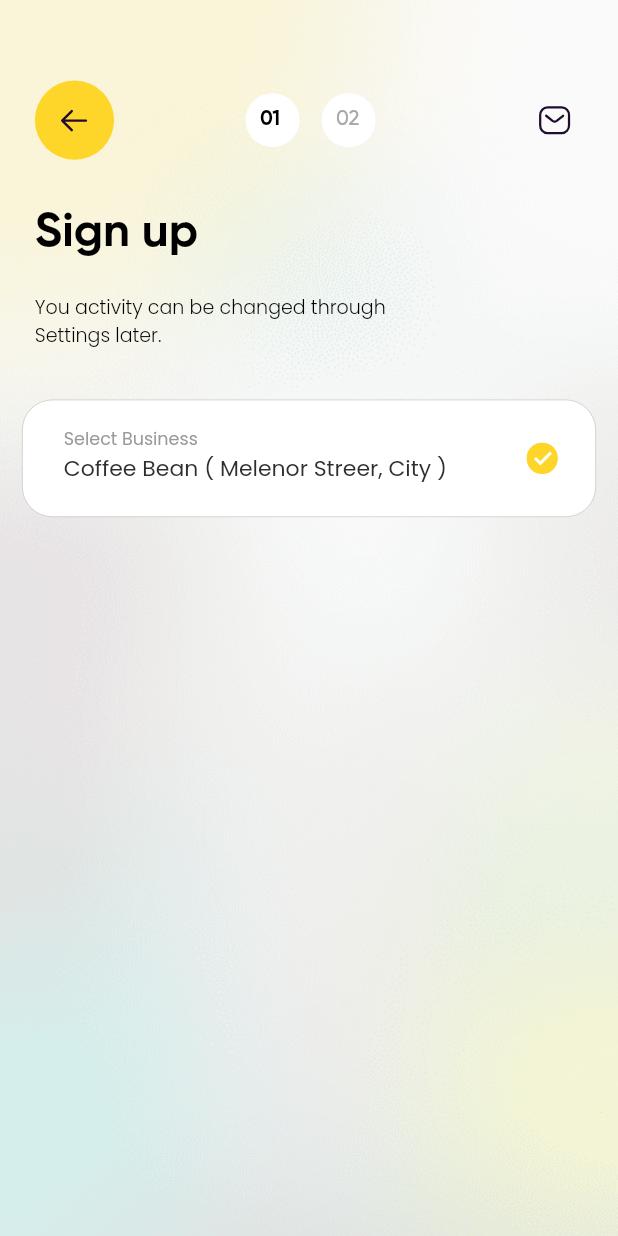
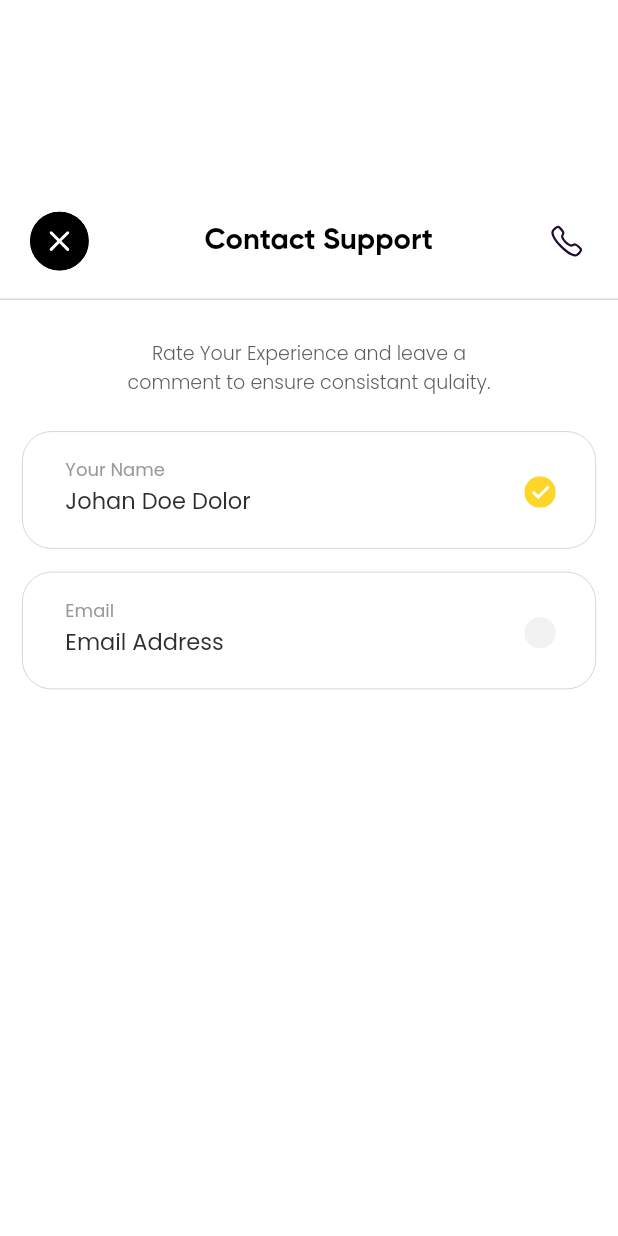
Before and after one commit to AyoShansala/smaboo-app-clean-bloc, a Flutter app: the screen it shows after launch, on a phone screen of 412 x 824 dp. Run offline on Flutter 3.47's test engine with Material 2 defaults, Android fonts, the phone set to English and light mode, and no system bars; our stand-ins replace bloc, bloc_concurrency, copy_with_extension, dartz, device_preview, dio and 9 more.

Commit message:
contact support Screen

```diff
--- /dev/null
+++ b/lib/feature/sign_in_register/presentation/mobile/sign_in_register_screen.dart
@@ -0,0 +1,165 @@
+import 'dart:ui';
+
+import 'package:flutter/material.dart';
+import 'package:flutter/widgets.dart';
+import 'package:flutter_screenutil/flutter_screenutil.dart';
+import 'package:flutter_svg/flutter_svg.dart';
+import 'package:smaboo_app_clean_bloc/core/presentation/mobile_reusable/custom_divider.dart';
+import 'package:smaboo_app_clean_bloc/feature/sign_in_register/presentation/mobile/widgets/custom_field_container.dart';
+import 'package:smaboo_app_clean_bloc/utils/color.dart';
+
+class SignInRegisterScreen extends StatelessWidget {
+  const SignInRegisterScreen({super.key});
+
+  @override
+  Widget build(BuildContext context) {
+    return BackdropFilter(
+      filter: ImageFilter.blur(
+        sigmaX: 5,
+        sigmaY: 5,
+      ),
+      child: DraggableScrollableSheet(
+        expand: false,
+        initialChildSize: 0.85,
+        builder: (context, scrollController) => GestureDetector(
+          onTap: () => FocusManager.instance.primaryFocus!.unfocus(),
+          child: Scaffold(
+            body: Container(
+              color: kWhite,
+              child: Column(
+                children: [
+                  //cancel button, phone button and title
+                  Padding(
+                    padding: EdgeInsets.only(
+                      top: 18.h,
+                      bottom: 20.h,
+                      left: 19.w,
+                      right: 21.w,
+                    ),
+                    child: Row(
+                      mainAxisAlignment: MainAxisAlignment.spaceBetween,
+                      children: [
+                        Container(
+                          width: 37.w,
+                          height: 37.w,
+                          decoration: BoxDecoration(
+                            shape: BoxShape.circle,
+                            color: kTimeRegionBoarder,
+                          ),
+                          child: SvgPicture.asset('images/svg/xCircleCopy.svg'),
+                        ),
+                        Text(
+                          "Contact Support",
+                          style: TextStyle(
+                            fontFamily: 'Gilroy',
+                            color: Color(0xff000000),
+                            fontSize: 20.sp,
+                            fontWeight: FontWeight.w700,
+                            fontStyle: FontStyle.normal,
+                            letterSpacing: 0,
+                          ),
+                        ),
+                        SvgPicture.asset('images/svg/iconlyLightCall.svg')
+                      ],
+                    ),
+                  ),
+                  //divider
+                  CustomDivider(
+                    thickness: 0.7.w,
+                  ),
+                  // Rate Your Experience
+                  Padding(
+                    padding: EdgeInsets.only(
+                      top: 27.h,
+                      bottom: 24.h,
+                    ),
+                    child: Text(
+                      "Rate Your Experience and leave a\ncomment to ensure consistant qulaity.",
+                      style: TextStyle(
+                        color: const Color(0xff5d5d5d),
+                        fontWeight: FontWeight.w300,
+                        fontFamily: "Poppins",
+                        fontStyle: FontStyle.normal,
+                        fontSize: 13.0.sp,
+                      ),
+                      textAlign: TextAlign.center,
+                    ),
+                  ),
+                  // Name Field Rectangle
+                  Container(
+                    width: 362.w,
+                    height: 80.h,
+                    decoration: BoxDecoration(
+                      borderRadius: BorderRadius.all(Radius.circular(20.sp)),
+                      border: Border.all(
+                        color: const Color(0xff979797),
+                        width: 0.25.w,
+                      ),
+                      color: const Color(0xffffffff),
+                    ),
+                    child: Padding(
+                      padding: EdgeInsets.only(
+                        left: 27.w,
+                        top: 17.h,
+                        right: 25.w,
+                      ),
+                      child: Row(
+                        mainAxisAlignment: MainAxisAlignment.spaceBetween,
+                        children: [
+                          Column(
+                            crossAxisAlignment: CrossAxisAlignment.start,
+                            children: [
+                              // Your Name
+                              Text(
+                                "Your Name",
+                                style: const TextStyle(
+                                  color: const Color(0xff999999),
+                                  fontWeight: FontWeight.w400,
+                                  fontFamily: "Poppins",
+                                  fontStyle: FontStyle.normal,
+                                  fontSize: 12.0,
+                                ),
+                              ),
+                              // Johan Doe Dolor
+                              Text(
+                                "Johan Doe Dolor",
+                                style: const TextStyle(
+                                  color: const Color(0xff2e2e2e),
+                                  fontWeight: FontWeight.w400,
+                                  fontFamily: "Poppins",
+                                  fontStyle: FontStyle.normal,
+                                  fontSize: 15.0,
+                                ),
+                              ),
+                            ],
+                          ),
+                          Padding(
+                            padding: EdgeInsets.only(
+                              bottom: 13.w,
+                            ),
+                            child:
+                                SvgPicture.asset('images/svg/groupCopy4.svg'),
+                          )
+                        ],
+                      ),
+                    ),
+                  ),
+                  Padding(
+                    padding: EdgeInsets.only(
+                      top: 16.h,
+                    ),
+                    child: CustomFieldContainer(
+                      hintTxt: 'Email',
+                      fieldTxt: 'Email Address',
+                      imgName: 'ovalCopy.svg',
+                    ),
+                  ),
+                ],
+              ),
+            ),
+          ),
+        ),
+      ),
+    );
+  }
+}
--- /dev/null
+++ b/lib/feature/sign_in_register/presentation/mobile/widgets/custom_field.dart
@@ -0,0 +1,73 @@
+import 'package:flutter/material.dart';
+import 'package:flutter_screenutil/flutter_screenutil.dart';
+import 'package:flutter_svg/flutter_svg.dart';
+
+class CustomField extends StatelessWidget {
+  const CustomField(
+      {super.key, this.hintTxt, this.fieldTxt, this.imgName});
+
+  final String? hintTxt;
+  final String? fieldTxt;
+  final String? imgName;
+
+  @override
+  Widget build(BuildContext context) {
+    return Container(
+      width: 362.w,
+      height: 80.h,
+      decoration: BoxDecoration(
+        borderRadius: BorderRadius.all(Radius.circular(20.sp)),
+        border: Border.all(
+          color: const Color(0xff979797),
+          width: 0.25.w,
+        ),
+        color: const Color(0xffffffff),
+      ),
+      child: Padding(
+        padding: EdgeInsets.only(
+          left: 27.w,
+          top: 17.h,
+          right: 25.w,
+        ),
+        child: Row(
+          mainAxisAlignment: MainAxisAlignment.spaceBetween,
+          children: [
+            Column(
+              crossAxisAlignment: CrossAxisAlignment.start,
+              children: [
+                // Your Name
+                Text(
+                  hintTxt!,
+                  style: const TextStyle(
+                    color: const Color(0xff999999),
+                    fontWeight: FontWeight.w400,
+                    fontFamily: "Poppins",
+                    fontStyle: FontStyle.normal,
+                    fontSize: 12.0,
+                  ),
+                ),
+                // Johan Doe Dolor
+                Text(
+                  fieldTxt!,
+                  style: const TextStyle(
+                    color: const Color(0xff2e2e2e),
+                    fontWeight: FontWeight.w400,
+                    fontFamily: "Poppins",
+                    fontStyle: FontStyle.normal,
+                    fontSize: 15.0,
+                  ),
+                ),
+              ],
+            ),
+            Padding(
+              padding: EdgeInsets.only(
+                bottom: 13.w,
+              ),
+              child: SvgPicture.asset('images/svg/$imgName'),
+            )
+          ],
+        ),
+      ),
+    );
+  }
+}
--- /dev/null
+++ b/lib/feature/sign_in_register/presentation/mobile/widgets/custom_field_container.dart
@@ -0,0 +1,73 @@
+import 'package:flutter/material.dart';
+import 'package:flutter_screenutil/flutter_screenutil.dart';
+import 'package:flutter_svg/flutter_svg.dart';
+
+class CustomFieldContainer extends StatelessWidget {
+  const CustomFieldContainer(
+      {super.key, this.hintTxt, this.fieldTxt, this.imgName});
+
+  final String? hintTxt;
+  final String? fieldTxt;
+  final String? imgName;
+
+  @override
+  Widget build(BuildContext context) {
+    return Container(
+      width: 362.w,
+      height: 80.h,
+      decoration: BoxDecoration(
+        borderRadius: BorderRadius.all(Radius.circular(20.sp)),
+        border: Border.all(
+          color: const Color(0xff979797),
+          width: 0.25.w,
+        ),
+        color: const Color(0xffffffff),
+      ),
+      child: Padding(
+        padding: EdgeInsets.only(
+          left: 27.w,
+          top: 17.h,
+          right: 25.w,
+        ),
+        child: Row(
+          mainAxisAlignment: MainAxisAlignment.spaceBetween,
+          children: [
+            Column(
+              crossAxisAlignment: CrossAxisAlignment.start,
+              children: [
+                // Your Name
+                Text(
+                  hintTxt!,
+                  style: const TextStyle(
+                    color: const Color(0xff999999),
+                    fontWeight: FontWeight.w400,
+                    fontFamily: "Poppins",
+                    fontStyle: FontStyle.normal,
+                    fontSize: 12.0,
+                  ),
+                ),
+                // Johan Doe Dolor
+                Text(
+                  fieldTxt!,
+                  style: const TextStyle(
+                    color: const Color(0xff2e2e2e),
+                    fontWeight: FontWeight.w400,
+                    fontFamily: "Poppins",
+                    fontStyle: FontStyle.normal,
+                    fontSize: 15.0,
+                  ),
+                ),
+              ],
+            ),
+            Padding(
+              padding: EdgeInsets.only(
+                bottom: 13.w,
+              ),
+              child: SvgPicture.asset('images/svg/$imgName'),
+            )
+          ],
+        ),
+      ),
+    );
+  }
+}
--- a/lib/feature/sign_up/presentation/bloc/business_card_list/business_card_list_bloc.dart
+++ b/lib/feature/sign_up/presentation/bloc/business_card_list/business_card_list_bloc.dart
@@ -33,6 +33,7 @@ class BusinessCardListBloc extends Bloc<BusinessCardListEvent, BusinessCardListS
   // }
 
   // this event will call when user tap on the "Select Business" text field view on the UI
+
   Future<FutureOr<void>> _openBusinessList(BusinessCardListOpened event, Emitter<BusinessCardListState> emit) async {
     // If data still not fetched
     if(state is BusinessCardListInitial || state is BusinessCardListLoadFailure) {
@@ -71,4 +72,5 @@ class BusinessCardListBloc extends Bloc<BusinessCardListEvent, BusinessCardListS
 
     emit(BusinessCardListItemSearchSuccess(tempList, businessCardListOriginal: originalList,));
   }
+
 }
--- a/lib/feature/sign_up/presentation/mobile/sign_up_reg_select_business_screen.dart
+++ b/lib/feature/sign_up/presentation/mobile/sign_up_reg_select_business_screen.dart
@@ -126,11 +126,11 @@ class _SelectBusinessScreenState extends State<SelectBusinessScreen> {
                   Expanded(
                     child: BlocBuilder<BusinessCardListBloc,
                         BusinessCardListState>(
-                      // buildWhen: (previous, current) {
-                      //   return (current is BusinessCardListItemSearchSuccess)
-                      //       ? true
-                      //       : false;
-                      // },
+                      buildWhen: (previous, current) {
+                        return (current is BusinessCardListItemSearchSuccess)
+                            ? true
+                            : false;
+                      },
                       builder: (context, state) {
                         return ListView.builder(
                           scrollDirection: Axis.vertical,
@@ -161,14 +161,17 @@ class _SelectBusinessScreenState extends State<SelectBusinessScreen> {
                                           ),
                                         ),
                                       ),
-                                      Column(
+                                      Expanded(
+                                        child: Column(
                                           crossAxisAlignment:
                                               CrossAxisAlignment.start,
                                           children: [
-                                          Text(
+                                            SizedBox(
+                                              child: Text(
                                                 state.businessCardList
                                                     .elementAt(index)
                                                     .name,
+                                                    overflow: TextOverflow.ellipsis,
                                                 style: TextStyle(
                                                   color: const Color(0xff2e2e2e),
                                                   fontWeight: FontWeight.w500,
@@ -177,10 +180,15 @@ class _SelectBusinessScreenState extends State<SelectBusinessScreen> {
                                                   fontSize: 15.0.w,
                                                 ),
                                               ),
-                                          Text(
+                                            ),
+                                            SizedBox(
+                                              width: double.infinity,
+                                              // width: 100,
+                                              child: Text(
                                                 state.businessCardList
                                                     .elementAt(index)
                                                     .address,
+                                                      overflow: TextOverflow.ellipsis,
                                                 style: TextStyle(
                                                   color: const Color(0xff2e2e2e),
                                                   fontWeight: FontWeight.w400,
@@ -189,7 +197,9 @@ class _SelectBusinessScreenState extends State<SelectBusinessScreen> {
                                                   fontSize: 13.0.w,
                                                 ),
                                               ),
+                                            ),
                                           ],
+                                        ),
                                       ),
                                       Container(
                                         width: 42.w,
--- a/lib/main.dart
+++ b/lib/main.dart
@@ -1,6 +1,7 @@
 import 'package:device_preview/device_preview.dart';
 import 'package:flutter/material.dart';
 import 'package:flutter_screenutil/flutter_screenutil.dart';
+import 'package:smaboo_app_clean_bloc/feature/sign_in_register/presentation/mobile/sign_in_register_screen.dart';
 import 'package:smaboo_app_clean_bloc/feature/sign_up/presentation/mobile/sign_up_reg_screen.dart';
 import 'package:smaboo_app_clean_bloc/utils/injector.dart';
 
@@ -31,7 +32,7 @@ class MyApp extends StatelessWidget {
               // colorScheme: ColorScheme.fromSeed(seedColor: Colors.deepPurple),
               // useMaterial3: true,
               ),
-          home: SignUpRegisterScreenWrapper(),
+          home: SignInRegisterScreen(),
         );
       },
     );
```
Also changed, not shown: images/svg/iconlyLightCall.svg (added), images/svg/xCircleCopy.svg (added), lib/feature/sign_in_register/presentation/mobile/contact_support_screen.dart (added). Lines whose indentation alone changed are shown as unchanged.
